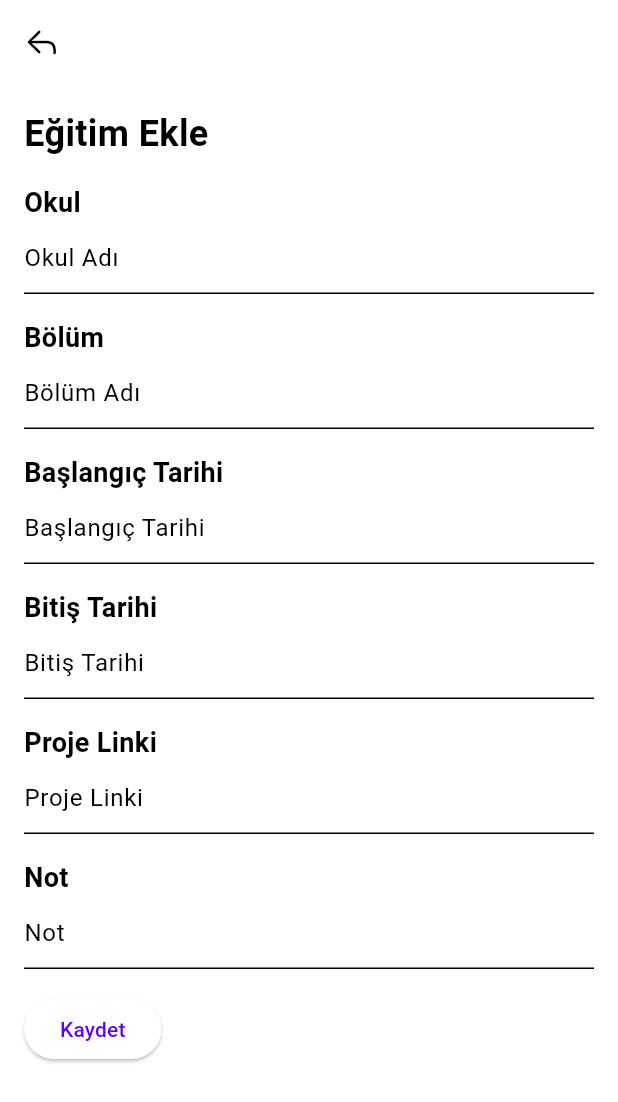
After one commit to MrBigBearrTR/guide_up, a Flutter app: the EducationInformation screen opened by its route, on a phone screen of 412 x 824 dp. The commit adds this screen. Shown: the top 1102 px of the screen. Run offline on Flutter 3.47's test engine with Material 2 defaults, Android fonts, the phone set to English and light mode, and no system bars; our stand-ins replace carousel_slider, cloud_firestore, curved_navigation_bar, firebase_auth, firebase_core, flutter_secure_storage and 5 more; accounts and stored records are empty; network calls fail.

Commit message:
abilities.dart, education_information.dart ve my_projects.dart dosyaları oluşturuldu. my_profile_account.dart dosyası güncellendi. pubspec.yaml ve pubspec.lock yeni pakketler eklendi. router_constants.dart ve route_generation.dart yeni butonlar eklendi.

```diff
--- a/lib/core/constant/router_constants.dart
+++ b/lib/core/constant/router_constants.dart
@@ -9,6 +9,10 @@ class RouterConstants{
   static const String registerPage="/registerPage";
   static const String myProfileAccountPage="/myProfileAccountState";
   static const String generalSettingsPage="/generalSettingsPage";
+  static const String abilities="/abilities";
+  static const String myProjects="/myProjects";
+  static const String educationInformation="/educationInformation";
+
 
 
 }
--- a/lib/core/utils/route_generation.dart
+++ b/lib/core/utils/route_generation.dart
@@ -7,6 +7,9 @@ import '../../pages/login/auth_page.dart';
 import '../../pages/login/login_page.dart';
 import '../../pages/other/error_page.dart';
 import '../../pages/other/test_data_conrol_page.dart';
+import '../../pages/profile/my_profile/abilities_page/abilities.dart';
+import '../../pages/profile/my_profile/education_information_page/education_information.dart';
+import '../../pages/profile/my_profile/my_projects_page/my_projects.dart';
 import '../../pages/profile/settings/general_settings.dart';
 import '../../pages/profile/profile_main.dart';
 import '../../pages/register_page/register_page.dart';
@@ -55,6 +58,12 @@ class RouteGenerator {
         return _createRoute(const MyProfileAccount(), settings);
       case RouterConstants.generalSettingsPage:
         return _createRoute(const GeneralSettings(), settings);
+      case RouterConstants.abilities:
+        return _createRoute(const Abilities(), settings);
+      case RouterConstants.myProjects:
+        return _createRoute(const MyProjects(), settings);
+      case RouterConstants.educationInformation:
+        return _createRoute(const EducationInformation(), settings);
       default:
         return _createRoute(const ErrorPage(), settings);
     }
--- /dev/null
+++ b/lib/pages/profile/my_profile/education_information_page/education_information.dart
@@ -0,0 +1,219 @@
+import 'package:flutter/cupertino.dart';
+import 'package:flutter/material.dart';
+import '../../../../core/constant/router_constants.dart';
+
+class EducationInformation extends StatefulWidget {
+  const EducationInformation({Key? key}) : super(key: key);
+
+  @override
+  // ignore: library_private_types_in_public_api
+  _EducationInformationState createState() => _EducationInformationState();
+}
+
+class _EducationInformationState extends State<EducationInformation> {
+  final TextEditingController _startDateController = TextEditingController();
+  final TextEditingController _endDateController = TextEditingController();
+  String? projectLink;
+
+  @override
+  void dispose() {
+    _startDateController.dispose();
+    _endDateController.dispose();
+    super.dispose();
+  }
+
+  @override
+  Widget build(BuildContext context) {
+    return Scaffold(
+      resizeToAvoidBottomInset: false,
+      appBar: AppBar(
+        title: const Text(''),
+        leading: IconButton(
+          icon: const Icon(CupertinoIcons.arrow_turn_up_left),
+          onPressed: () {
+            Navigator.pushNamed(context, RouterConstants.myProfileAccountPage);
+          },
+        ),
+      ),
+      body: Container(
+        padding: const EdgeInsets.all(16),
+        child: Column(
+          crossAxisAlignment: CrossAxisAlignment.start,
+          children: [
+            const Text(
+              'Eğitim Ekle',
+              style: TextStyle(
+                fontWeight: FontWeight.bold,
+                fontSize: 24,
+              ),
+            ),
+            const SizedBox(height: 16),
+            const Text(
+              'Okul',
+              style: TextStyle(
+                fontWeight: FontWeight.bold,
+                fontSize: 18,
+              ),
+            ),
+            TextFormField(
+              decoration: const InputDecoration(
+                hintText: 'Okul Adı',
+              ),
+            ),
+            const SizedBox(height: 16),
+            const Text(
+              'Bölüm',
+              style: TextStyle(
+                fontWeight: FontWeight.bold,
+                fontSize: 18,
+              ),
+            ),
+            TextFormField(
+              decoration: const InputDecoration(
+                hintText: 'Bölüm Adı',
+              ),
+            ),
+            const SizedBox(height: 16),
+            const Text(
+              'Başlangıç Tarihi',
+              style: TextStyle(
+                fontWeight: FontWeight.bold,
+                fontSize: 18,
+              ),
+            ),
+            GestureDetector(
+              onTap: () {
+                _selectStartDate(context);
+              },
+              child: AbsorbPointer(
+                child: TextFormField(
+                  controller: _startDateController,
+                  decoration: const InputDecoration(
+                    hintText: 'Başlangıç Tarihi',
+                  ),
+                ),
+              ),
+            ),
+            const SizedBox(height: 16),
+            const Text(
+              'Bitiş Tarihi',
+              style: TextStyle(
+                fontWeight: FontWeight.bold,
+                fontSize: 18,
+              ),
+            ),
+            GestureDetector(
+              onTap: () {
+                _selectEndDate(context);
+              },
+              child: AbsorbPointer(
+                child: TextFormField(
+                  controller: _endDateController,
+                  decoration: const InputDecoration(
+                    hintText: 'Bitiş Tarihi',
+                  ),
+                ),
+              ),
+            ),
+            const SizedBox(height: 16),
+            const Text(
+              'Proje Linki',
+              style: TextStyle(
+                fontWeight: FontWeight.bold,
+                fontSize: 18,
+              ),
+            ),
+            TextFormField(
+              decoration: const InputDecoration(
+                hintText: 'Proje Linki',
+              ),
+              onChanged: (value) {
+                setState(() {
+                  projectLink = value;
+                });
+              },
+            ),
+            const SizedBox(height: 16),
+            const Text(
+              'Not',
+              style: TextStyle(
+                fontWeight: FontWeight.bold,
+                fontSize: 18,
+              ),
+            ),
+            TextFormField(
+              decoration: const InputDecoration(
+                hintText: 'Not',
+              ),
+            ),
+            const SizedBox(height: 16),
+            ElevatedButton(
+              onPressed: () {
+                // Kaydet butonuna basıldığında işlemi yap
+              },
+              child: const Text('Kaydet'),
+            ),
+          ],
+        ),
+      ),
+    );
+  }
+
+  void _selectStartDate(BuildContext context) async {
+    final DateTime? pickedDate = await showCupertinoModalPopup<DateTime>(
+      context: context,
+      builder: (BuildContext context) {
+        return SizedBox(
+          height: 216,
+          child: CupertinoDatePicker(
+            mode: CupertinoDatePickerMode.date,
+            initialDateTime: DateTime.now(),
+            onDateTimeChanged: (DateTime? date) {
+              if (date != null) {
+                setState(() {
+                  _startDateController.text =
+                  '${date.day}/${date.month}/${date.year}';
+                });
+              }
+            },
+          ),
+        );
+      },
+    );
+    if (pickedDate != null) {
+      setState(() {
+        _startDateController.text =
+        '${pickedDate.day}/${pickedDate.month}/${pickedDate.year}';
+      });
+    }
+  }
+
+  void _selectEndDate(BuildContext context) async {
+    final DateTime? pickedDate = await showCupertinoModalPopup<DateTime>(
+      context: context,
+      builder: (BuildContext context) {
+        return SizedBox(
+          height: 216,
+          child: CupertinoDatePicker(
+            mode: CupertinoDatePickerMode.date,
+            initialDateTime: DateTime.now(),
+            onDateTimeChanged: (DateTime? date) {
+              if (date != null) {
+                setState(() {
+                  _endDateController.text =
+                  '${date.day}/${date.month}/${date.year}';
+                });
+              }
+            },
+          ),
+        );
+      },
+    );
+    if (pickedDate != null) {
+      setState(() {
+        _endDateController.text =
+        '${pickedDate.day}/${pickedDate.month}/${pickedDate.year}';
+      });
+    }
+  }
+}
--- a/pubspec.yaml
+++ b/pubspec.yaml
@@ -47,6 +47,8 @@ dependencies:
   intl: ^0.18.1
   image_picker: ^0.8.9
   google_fonts: ^5.1.0
+  cupertino_date_textbox: ^1.0.3
+  url_launcher: ^6.1.11
 dev_dependencies:
   flutter_test:
     sdk: flutter
```
Also changed, not shown: lib/pages/profile/my_profile/abilities_page/abilities.dart (added, +110 -0 lines), lib/pages/profile/my_profile/my_profile_account.dart (+63 -102 lines), lib/pages/profile/my_profile/my_projects_page/my_projects.dart (added, +141 -0 lines), pubspec.lock.
